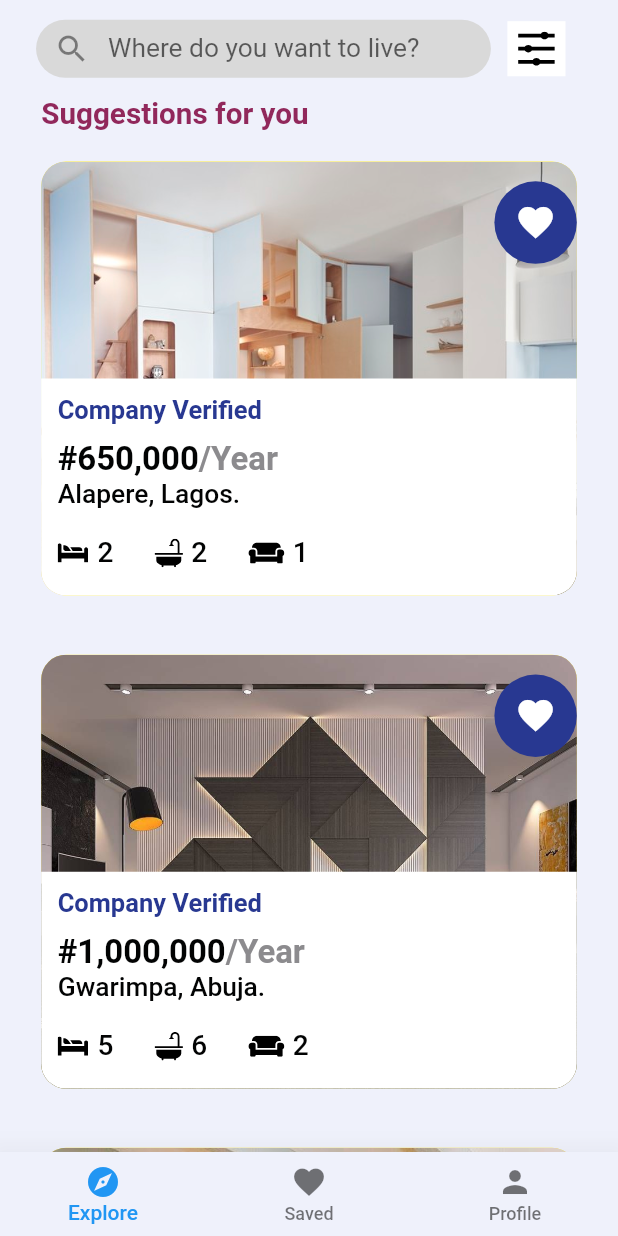
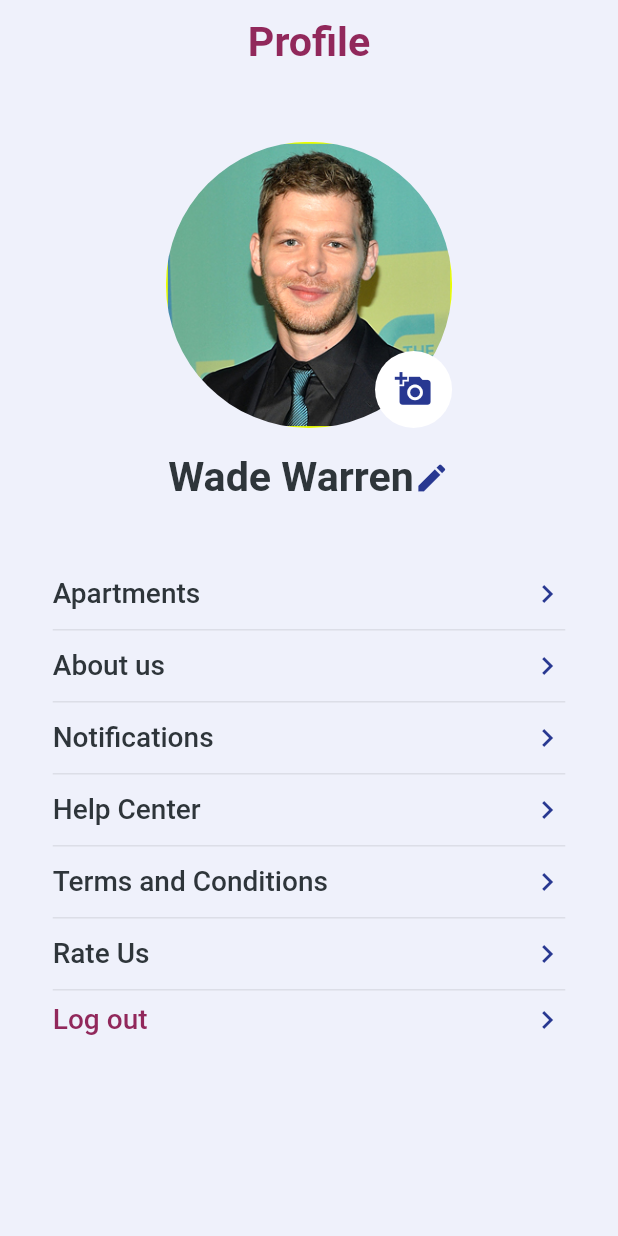
Before and after one commit to olumidayy/Property-Hub, a Flutter app: the screen it shows after launch, on a phone screen of 412 x 824 dp. Run offline on Flutter 3.47's test engine with Material 2 defaults, Android fonts, the light colour scheme and no system bars; our stand-ins replace flutter_screenutil, flutter_svg, pinput, smooth_page_indicator.

Commit message:
added profile screen

```diff
--- /dev/null
+++ b/lib/core/constants/colors.dart
@@ -0,0 +1,5 @@
+import 'package:flutter/material.dart';
+
+const appBlack = Color(0xFF2E353A);
+const purple = Color(0xFF91285B);
+const blue = Color(0xFF283891);
--- a/lib/main.dart
+++ b/lib/main.dart
@@ -1,27 +1,28 @@
 import 'package:flutter/material.dart';
-import 'package:property_hub/ui/views/main_view/main_view.dart';
+import 'package:property_hub/ui/views/profile_view/agent_profile_view..dart';
+import 'package:property_hub/ui/views/verify_email/verified_view.dart';
 import 'package:property_hub/ui/views/onboarding_view/onboarding_view.dart';
-import 'package:property_hub/ui/views/signin_view/signin_view.dart';
-// import 'package:flutter_screenutil/flutter_screenutil.dart';
+// import 'package:property_hub/ui/views/verify_email/verify_email_view.dart';
+// import 'package:property_hub/ui/views/verify_email/wrong_code_view.dart';
 
 void main() {
   runApp(MyApp());
 }
 
 class MyApp extends StatelessWidget {
-  // This widget is the root of your application.
   @override
   Widget build(BuildContext context) {
     return MaterialApp(
       title: 'Flutter Demo',
       theme: ThemeData(
-        scaffoldBackgroundColor: Color(0xFFEFF1FB),
+        appBarTheme: AppBarTheme(
+          elevation: 0, // This removes the shadow from all App Bars.
+        ),
+        // scaffoldBackgroundColor: Color(0xFFEFF1FB),
         canvasColor: Color(0xFFEFF1FB),
-        // This is the theme of your application.
-        // is not restarted.
         primaryColor: Color(0xFF283891),
       ),
-      home: MainView(),
+      home: AgentProfileView(),
     );
   }
 }
--- a/lib/ui/views/explore_view/explore_view.dart
+++ b/lib/ui/views/explore_view/explore_view.dart
@@ -1,9 +1,8 @@
 import 'package:flutter/material.dart';
 import 'package:flutter_screenutil/flutter_screenutil.dart';
 import 'package:flutter_svg/flutter_svg.dart';
+import 'package:property_hub/core/constants/colors.dart';
 import 'package:property_hub/ui/widgets/property_card.dart';
-// import 'package:flutter_svg/flutter_svg.dart';
-// import 'package:property_hub/ui/widgets/favorite_button.dart';
 
 class ExploreView extends StatelessWidget {
   @override
@@ -17,22 +16,22 @@ class ExploreView extends StatelessWidget {
     final noofBedrooms = 2;
     final noofBathrooms = 2;
     final nooflivingrooms = 1;
-    return SafeArea(
-      child: SingleChildScrollView(
+    return SingleChildScrollView(
       child: Column(
         mainAxisAlignment: MainAxisAlignment.start,
         children: [
+        SizedBox(height: 40.h,),
         Row(
           mainAxisAlignment: MainAxisAlignment.center,
           children: [
             Container(
-                margin: EdgeInsets.symmetric(vertical: 13.h),
-                height: 38.h,
+              margin: EdgeInsets.symmetric(vertical: 23.h),
+              height: 38.h > 35 ? 35 : 38.h,
               width: 276.w,
               child: TextField(
                 decoration: InputDecoration(
                   contentPadding: EdgeInsets.zero,
-                    hintStyle: TextStyle(fontSize: 16.sp, fontWeight: FontWeight.w400),
+                  hintStyle: TextStyle(fontSize: 15.sp, fontWeight: FontWeight.w400),
                   hintText: 'Where do you want to live?',
                   prefixIcon: Icon(Icons.search),
                   border: OutlineInputBorder(borderSide: BorderSide.none, borderRadius: BorderRadius.circular(100.sp)),
@@ -53,7 +52,7 @@ class ExploreView extends StatelessWidget {
           padding: EdgeInsets.only(left: 25.w),
           child: Row(
             children: [
-                Text('Suggestions for you', style: TextStyle(color: Color(0xFF91285B), fontSize: 18.sp, fontWeight: FontWeight.w600,)),
+              Text('Suggestions for you', style: TextStyle(color: purple, fontSize: 18.sp, fontWeight: FontWeight.w600,)),
             ],
           ),
         ),
@@ -86,7 +85,6 @@ class ExploreView extends StatelessWidget {
             noofBathrooms: noofBathrooms,
             nooflivingrooms: nooflivingrooms),
       ]),
-      ),
     );
   }
 }
--- /dev/null
+++ b/lib/ui/views/profile_view/agent_profile_view..dart
@@ -0,0 +1,89 @@
+import 'package:flutter/material.dart';
+import 'package:flutter_screenutil/flutter_screenutil.dart';
+import 'package:property_hub/core/constants/colors.dart';
+
+import 'profile_view.dart';
+
+class AgentProfileView extends StatelessWidget {
+  @override
+  Widget build(BuildContext context) {
+    ScreenUtil.init(context,
+        designSize: Size(375, 812), allowFontScaling: true);
+    return Scaffold(
+      appBar: AppBar(
+        backgroundColor: Colors.transparent,
+        title: Text('Profile',
+            style: TextStyle(
+                color: purple, fontSize: 25.sp, fontWeight: FontWeight.w600)),
+        centerTitle: true,
+      ),
+      body: SingleChildScrollView(
+        child: Column(
+          children: [
+            Container(
+                alignment: Alignment.bottomRight,
+                margin: EdgeInsets.only(top: 38.h, bottom: 17.h),
+                height: 188.h,
+                width: 188.h,
+                child: Container(
+                  decoration: BoxDecoration(
+                    color: Colors.white,
+                    shape: BoxShape.circle,
+                  ),
+                  padding: EdgeInsets.all(12.sp),
+                  child: Icon(
+                    Icons.add_a_photo,
+                    size: 25,
+                    color: Theme.of(context).primaryColor,
+                  ),
+                ),
+                decoration: BoxDecoration(
+                    shape: BoxShape.circle,
+                    image:
+                        DecorationImage(image: AssetImage('assets/dp.jpg')))),
+            Row(
+              mainAxisAlignment: MainAxisAlignment.center,
+              children: [
+                Text('Wade Warren',
+                    style: TextStyle(
+                        color: appBlack,
+                        fontSize: 25.sp,
+                        fontWeight: FontWeight.w600)),
+                Icon(Icons.edit, color: blue)
+              ],
+            ),
+            SizedBox(height: 10.h),
+            Padding(
+              padding: EdgeInsets.all(32.w),
+              child: Column(children: [
+                OptionTile(text: 'Apartments'),
+                Divider(),
+                OptionTile(text: 'About us'),
+                Divider(),
+                OptionTile(text: 'Notifications'),
+                Divider(),
+                OptionTile(text: 'Help Center'),
+                Divider(),
+                OptionTile(text: 'Terms and Conditions'),
+                Divider(),
+                OptionTile(text: 'Rate Us'),
+                Divider(),
+                Row(
+                  mainAxisAlignment: MainAxisAlignment.spaceBetween,
+                  children: [
+                    Text('Log out',
+                        style: TextStyle(
+                            color: purple,
+                            fontSize: 17.sp,
+                            fontWeight: FontWeight.w500)),
+                    Icon(Icons.chevron_right_sharp, color: blue)
+                  ],
+                ),
+              ]),
+            )
+          ],
+        ),
+      ),
+    );
+  }
+}
--- /dev/null
+++ b/lib/ui/views/profile_view/profile_view.dart
@@ -0,0 +1,115 @@
+import 'package:flutter/material.dart';
+import 'package:flutter_screenutil/flutter_screenutil.dart';
+import 'package:property_hub/core/constants/colors.dart';
+
+class ProfileView extends StatelessWidget {
+  final text = 'Become a host';
+  @override
+  Widget build(BuildContext context) {
+    ScreenUtil.init(context,
+        designSize: Size(375, 812), allowFontScaling: true);
+    return Scaffold(
+      appBar: AppBar(
+        backgroundColor: Colors.transparent,
+        title: Text('Profile',
+            style: TextStyle(
+                color: purple, fontSize: 25.sp, fontWeight: FontWeight.w600)),
+        centerTitle: true,
+      ),
+      body: SingleChildScrollView(
+        child: Column(
+          children: [
+            Container(
+                alignment: Alignment.bottomRight,
+                margin: EdgeInsets.only(top: 40.h, bottom: 17.h),
+                height: 188.h,
+                width: 188.h,
+                child: Container(
+                  decoration: BoxDecoration(
+                    color: Colors.white,
+                    shape: BoxShape.circle,
+                  ),
+                  padding: EdgeInsets.all(12.sp),
+                  child: Icon(
+                    Icons.add_a_photo,
+                    size: 25,
+                    color: Theme.of(context).primaryColor,
+                  ),
+                ),
+                decoration: BoxDecoration(
+                    shape: BoxShape.circle,
+                    image:
+                        DecorationImage(image: AssetImage('assets/dp.jpg')))),
+            Row(
+              mainAxisAlignment: MainAxisAlignment.center,
+              children: [
+                Text('Morgan101',
+                    style: TextStyle(
+                        color: appBlack,
+                        fontSize: 25.sp,
+                        fontWeight: FontWeight.w600)),
+                Icon(Icons.edit, color: blue)
+              ],
+            ),
+            SizedBox(height: 39.h),
+            Padding(
+              padding: EdgeInsets.all(32.w),
+              child: Column(children: [
+                OptionTile(text: 'About us'),
+                Divider(),
+                OptionTile(text: 'Notifications'),
+                Divider(),
+                OptionTile(text: 'Help Center'),
+                Divider(),
+                OptionTile(text: 'Terms and Conditions'),
+                Divider(),
+                OptionTile(text: 'Rate Us'),
+                Divider(),
+                OptionTile(text: text),
+                Divider(),
+                Row(
+                  mainAxisAlignment: MainAxisAlignment.spaceBetween,
+                  children: [
+                    Text('Log out',
+                        style: TextStyle(
+                            color: purple,
+                            fontSize: 17.sp,
+                            fontWeight: FontWeight.w500)),
+                    Icon(Icons.chevron_right_sharp, color: blue)
+                  ],
+                ),
+              ]),
+            )
+          ],
+        ),
+      ),
+    );
+  }
+}
+
+class OptionTile extends StatelessWidget {
+  const OptionTile({
+    Key key,
+    @required this.text,
+  }) : super(key: key);
+
+  final String text;
+
+  @override
+  Widget build(BuildContext context) {
+    return Padding(
+      padding: EdgeInsets.symmetric(vertical: 4),
+      child: Row(
+        mainAxisAlignment: MainAxisAlignment.spaceBetween,
+        children: [
+          Text(text,
+              style: TextStyle(
+                  color: appBlack,
+                  fontSize: 17.sp,
+                  fontWeight: FontWeight.w500)),
+          Icon(Icons.chevron_right_sharp, color: blue)
+        ],
+      ),
+    );
+  }
+}
--- a/lib/ui/views/signin_view/signin_view.dart
+++ b/lib/ui/views/signin_view/signin_view.dart
@@ -17,7 +17,8 @@ class _SignInViewState extends State<SignInView> {
     ScreenUtil.init(context,
         designSize: Size(375, 812), allowFontScaling: true);
     return Scaffold(
-        body: Center(
+        body: SingleChildScrollView(
+      child: Center(
         child: Column(children: [
           SizedBox(height: 53.h,),
           Padding(
@@ -69,6 +70,7 @@ class _SignInViewState extends State<SignInView> {
             ],
           ),
         ]),
+      ),
     ));
   }
 }
--- a/lib/ui/views/signup_view/signup_view.dart
+++ b/lib/ui/views/signup_view/signup_view.dart
@@ -2,7 +2,9 @@ import 'package:flutter/gestures.dart';
 import 'package:flutter/material.dart';
 import 'package:flutter_screenutil/flutter_screenutil.dart';
 import 'package:property_hub/core/enums/enums.dart';
+import 'package:property_hub/ui/views/main_view/main_view.dart';
 import 'package:property_hub/ui/views/signin_view/signin_view.dart';
+import 'package:property_hub/ui/views/verify_company_view/verify_company_view.dart';
 import 'package:property_hub/ui/widgets/custom_button.dart';
 import 'package:property_hub/ui/widgets/custom_textfield.dart';
 import 'package:property_hub/ui/widgets/logo_widget.dart';
@@ -37,6 +39,7 @@ class _SignUpViewState extends State<SignUpView> {
         designSize: Size(375, 812), allowFontScaling: true);
     return Scaffold(
         body: Center(
+      child: SingleChildScrollView(
         child: Column(children: [
           SizedBox(height: 73.h),
           PHLogo(height: 206.h, width: 298.w),
@@ -100,7 +103,7 @@ class _SignUpViewState extends State<SignUpView> {
           Column(
             mainAxisAlignment: MainAxisAlignment.center,
             children: [
-            CustomButton(text: 'Create Account'),
+              CustomButton(text: 'Create Account', onPressed: () => Navigator.pushReplacement(context, MaterialPageRoute(builder: (context) => isUser ? MainView() : VerifyCompany())),),
               SizedBox(height: 10.h),
               RichText(
                   text: TextSpan(
@@ -130,6 +133,7 @@ class _SignUpViewState extends State<SignUpView> {
                           userType: isUser ? UserType.agent : UserType.user))),
               child: Text('I want to be ${isUser ? 'an agent' : 'a user'}', style: TextStyle(color: Color(0xFF91285B)),))
         ]),
+      ),
     ));
   }
 }
--- a/lib/ui/widgets/property_card.dart
+++ b/lib/ui/widgets/property_card.dart
@@ -4,7 +4,7 @@ import 'package:property_hub/ui/views/property_detail/property_detail.dart';
 import 'package:property_hub/ui/widgets/favorite_button.dart';
 import 'package:flutter_screenutil/size_extension.dart';
 
-class PropertyCard extends StatelessWidget {
+class PropertyCard extends StatefulWidget {
   const PropertyCard({
     Key key,
     @required this.assetName,
@@ -13,6 +13,7 @@ class PropertyCard extends StatelessWidget {
     @required this.noofBedrooms,
     @required this.noofBathrooms,
     @required this.nooflivingrooms,
+    this.isSaved = false,
   }) : super(key: key);
 
   final String assetName;
@@ -21,7 +22,13 @@ class PropertyCard extends StatelessWidget {
   final int noofBedrooms;
   final int noofBathrooms;
   final int nooflivingrooms;
+  final bool isSaved;
 
+  @override
+  _PropertyCardState createState() => _PropertyCardState();
+}
+
+class _PropertyCardState extends State<PropertyCard> {
   @override
   Widget build(BuildContext context) {
     return GestureDetector(
@@ -38,7 +45,7 @@ class PropertyCard extends StatelessWidget {
           borderRadius: BorderRadius.circular(15.sp),
           image: DecorationImage(
             fit: BoxFit.cover,
-            image: AssetImage('assets/$assetName')
+            image: AssetImage('assets/${widget.assetName}')
           )
         ),
         child: Column(
@@ -47,7 +54,7 @@ class PropertyCard extends StatelessWidget {
             Expanded(
               child: Container(
               alignment: Alignment.topRight,
-                child: FavoriteButton(),
+                child: FavoriteButton(isSaved: widget.isSaved,),
               )
             ),
             Expanded(
@@ -65,32 +72,32 @@ class PropertyCard extends StatelessWidget {
                     SizedBox(height: 10.h,),
                     RichText(
                       text: TextSpan(
-                      text: '#$price',
+                      text: '#${widget.price}',
                       style: TextStyle(color: Color(0xFF020303), fontSize: 20.sp, fontWeight: FontWeight.w600),
                       children: [
                         TextSpan(text: '/Year', style: TextStyle(color: Color(0xFF8C8B8E)))
                       ]
                     )),
-                    Text(location, style: TextStyle(color: Color(0xFF020303), fontSize: 16.sp, fontWeight: FontWeight.w500),),
+                    Text(widget.location, style: TextStyle(color: Color(0xFF020303), fontSize: 16.sp, fontWeight: FontWeight.w500),),
                     SizedBox(height: 17.h,),
                     Row(
                       children: [
                         Row(children: [
                           SvgPicture.asset('assets/bedroom.svg'),
                           SizedBox(width: 5.w,),
-                          Text('$noofBedrooms', style: TextStyle(color: Color(0xFF020303), fontSize: 17.sp, fontWeight: FontWeight.w500)),
+                          Text('${widget.noofBedrooms}', style: TextStyle(color: Color(0xFF020303), fontSize: 17.sp, fontWeight: FontWeight.w500)),
                         ],),
                         SizedBox(width: 25.w,),
                         Row(children: [
                           SvgPicture.asset('assets/bathroom.svg'),
                           SizedBox(width: 5.w,),
-                          Text('$noofBathrooms', style: TextStyle(color: Color(0xFF020303), fontSize: 17.sp, fontWeight: FontWeight.w500)),
+                          Text('${widget.noofBathrooms}', style: TextStyle(color: Color(0xFF020303), fontSize: 17.sp, fontWeight: FontWeight.w500)),
                         ],),
                         SizedBox(width: 25.w,),
                         Row(children: [
                           SvgPicture.asset('assets/living_room.svg'),
                           SizedBox(width: 5.w,),
-                          Text('$nooflivingrooms', style: TextStyle(color: Color(0xFF020303), fontSize: 17.sp, fontWeight: FontWeight.w500)),
+                          Text('${widget.nooflivingrooms}', style: TextStyle(color: Color(0xFF020303), fontSize: 17.sp, fontWeight: FontWeight.w500)),
                         ],),
                       ]
                     )
--- a/pubspec.yaml
+++ b/pubspec.yaml
@@ -33,7 +33,7 @@ dependencies:
 
   flutter_svg: ^0.19.2+1
   smooth_page_indicator: ^0.2.0
-  pin_code_fields: ^6.0.1
+  pinput: ^0.2.6
 
 dev_dependencies:
   flutter_test:
```
Also changed, not shown: lib/ui/views/apartments_view/apartments_view.dart (added, +10 -0 lines), lib/ui/views/main_view/main_view.dart (+17 -7 lines), lib/ui/views/profile_settings/profile_settings_view.dart (added, +48 -0 lines), lib/ui/views/saved_properties/saved_properties.dart (added, +66 -0 lines), lib/ui/views/verify_company_view/verify_company_view.dart (+9 -9 lines), lib/ui/views/verify_email/verified_view.dart (added, +23 -0 lines), lib/ui/views/verify_email/verify_email_view.dart (added, +63 -0 lines), lib/ui/views/verify_email/wrong_code_view.dart (added, +27 -0 lines), lib/ui/widgets/favorite_button.dart (+10 -1 lines), assets/dp.jpg (added), pubspec.lock. Lines whose indentation alone changed are shown as unchanged.
